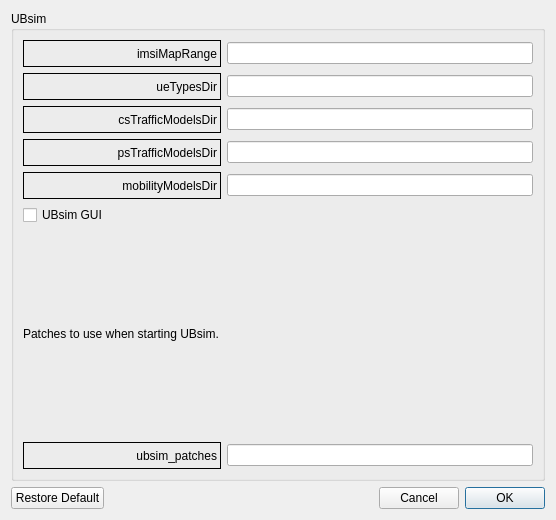
Old version of the form LTEsimGeneratorGUI/Ui/DataForms/ubsimform.ui in the repository moniss23/junit4.
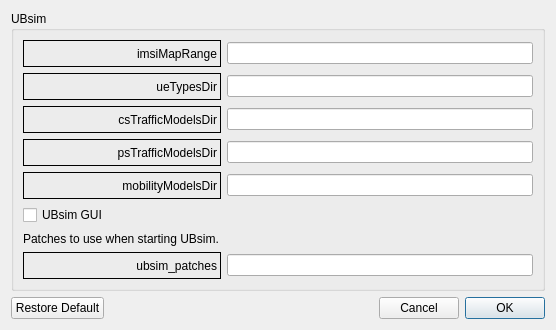
New version of the form.

Patch:
```diff
--- a/LTEsimGeneratorGUI/Ui/DataForms/ubsimform.ui
+++ b/LTEsimGeneratorGUI/Ui/DataForms/ubsimform.ui
@@ -7,7 +7,7 @@
     <x>0</x>
     <y>0</y>
     <width>556</width>
-    <height>520</height>
+    <height>330</height>
    </rect>
   </property>
   <property name="windowTitle">
```
